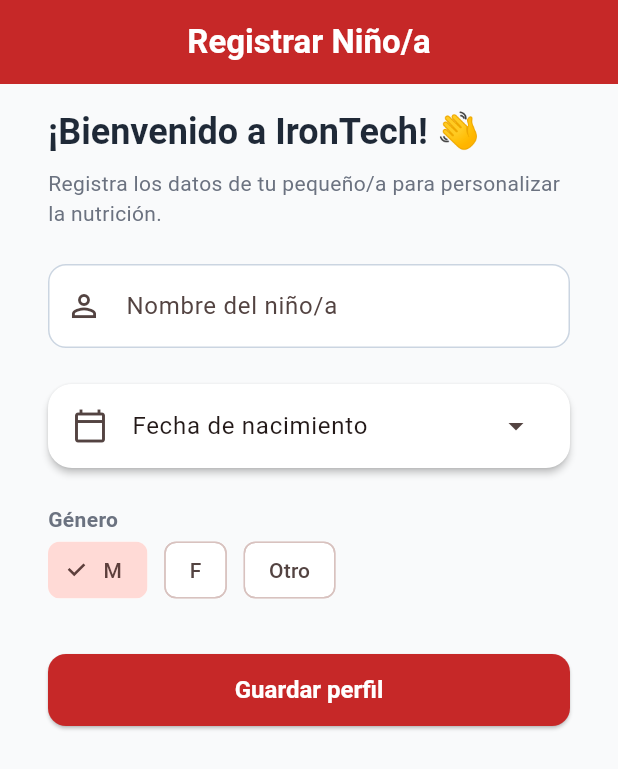
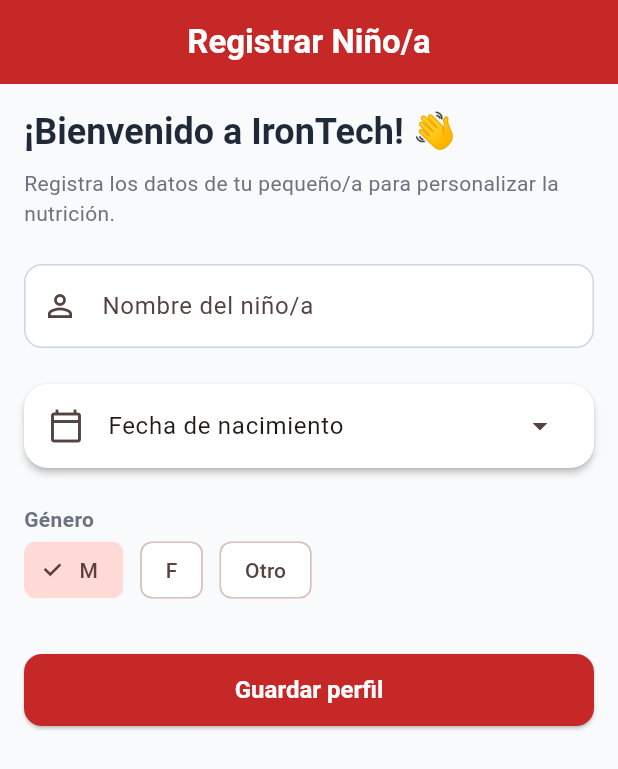
Before and after one commit to FabrizioOMG7/irontech_nutrihierro, a Flutter app: the screen it shows after launch, on a phone screen of 412 x 824 dp. Shown: the top 769 px of the screen. Run offline on Flutter 3.47's test engine with Material 3 defaults, Android fonts, the phone set to English and light mode, and no system bars; our stand-ins replace cloud_firestore, flutter_riverpod, go_router; accounts and stored records are empty.

Commit message:
chore: address review feedback on responsive padding and UX copy
Agent-Logs-Url: https://github.com/FabrizioOMG7/irontech_nutrihierro/sessions/9f1b77a3-d9aa-4d34-8d99-d120185cd6ba

Co-authored-by: FabrizioOMG7 <168693395+FabrizioOMG7@users.noreply.github.com>

```diff
--- a/lib/core/widgets/responsive_content.dart
+++ b/lib/core/widgets/responsive_content.dart
@@ -3,12 +3,12 @@ import 'package:irontech_nutrihierro/core/theme/app_tokens.dart';
 
 class ResponsiveContent extends StatelessWidget {
   final Widget child;
-  final EdgeInsetsGeometry padding;
+  final EdgeInsets padding;
 
   const ResponsiveContent({
     super.key,
     required this.child,
-    this.padding = const EdgeInsets.all(AppSpacing.md),
+    this.padding = const EdgeInsets.symmetric(vertical: AppSpacing.md),
   });
 
   @override
@@ -16,11 +16,15 @@ class ResponsiveContent extends StatelessWidget {
     return LayoutBuilder(
       builder: (context, constraints) {
         final horizontalPadding = constraints.maxWidth >= AppBreakpoints.tablet ? AppSpacing.lg : AppSpacing.md;
+        final effectivePadding = padding.copyWith(
+          left: padding.left + horizontalPadding,
+          right: padding.right + horizontalPadding,
+        );
         return Center(
           child: ConstrainedBox(
             constraints: const BoxConstraints(maxWidth: AppBreakpoints.maxContentWidth),
             child: Padding(
-              padding: padding.add(EdgeInsets.symmetric(horizontal: horizontalPadding)),
+              padding: effectivePadding,
               child: child,
             ),
           ),
--- a/lib/features/nutrition/presentation/providers/pages/nutrition_page.dart
+++ b/lib/features/nutrition/presentation/providers/pages/nutrition_page.dart
@@ -137,7 +137,7 @@ class _IronBadge extends StatelessWidget {
         borderRadius: BorderRadius.circular(AppRadius.xl),
       ),
       child: Text(
-        '$ironContent mg hierro',
+        '$ironContent mg de hierro',
         style: const TextStyle(color: Colors.white, fontSize: 12, fontWeight: FontWeight.w600),
       ),
     );
--- a/lib/features/profile/presentation/pages/profile_register_page.dart
+++ b/lib/features/profile/presentation/pages/profile_register_page.dart
@@ -47,7 +47,6 @@ class _ProfileRegisterPageState extends ConsumerState<ProfileRegisterPage> {
 
       await ref.read(childrenListProvider.notifier).addChild(newChild);
       if (mounted) context.go('/home');
-      return;
     }
 
     if (_selectedDate == null) {
```
